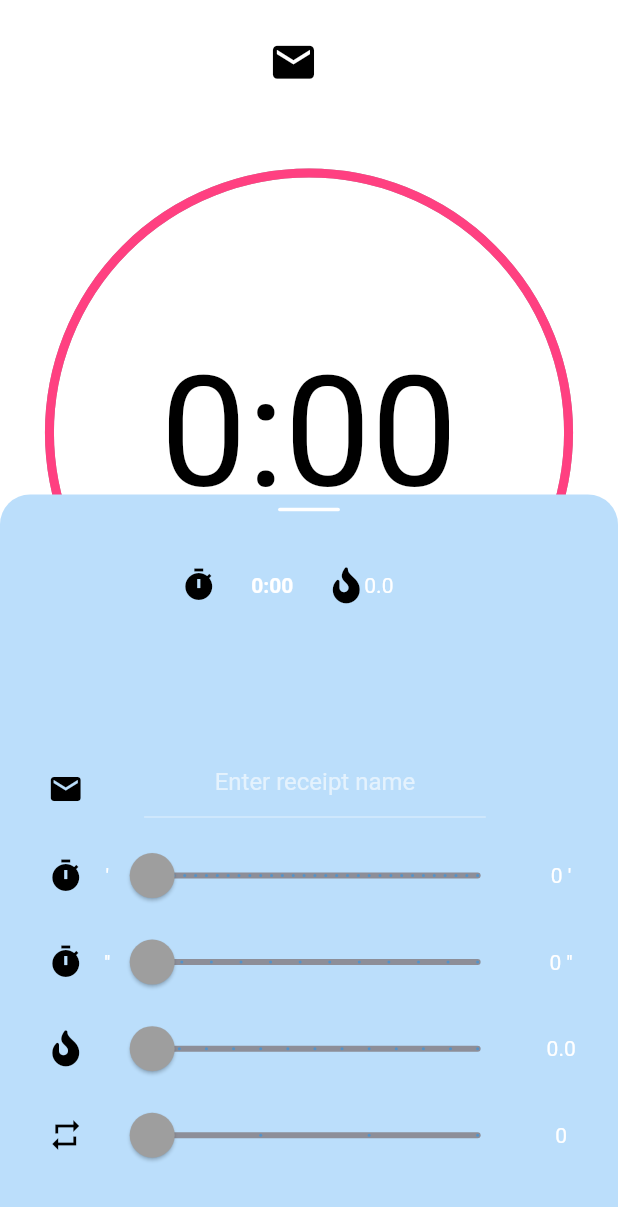
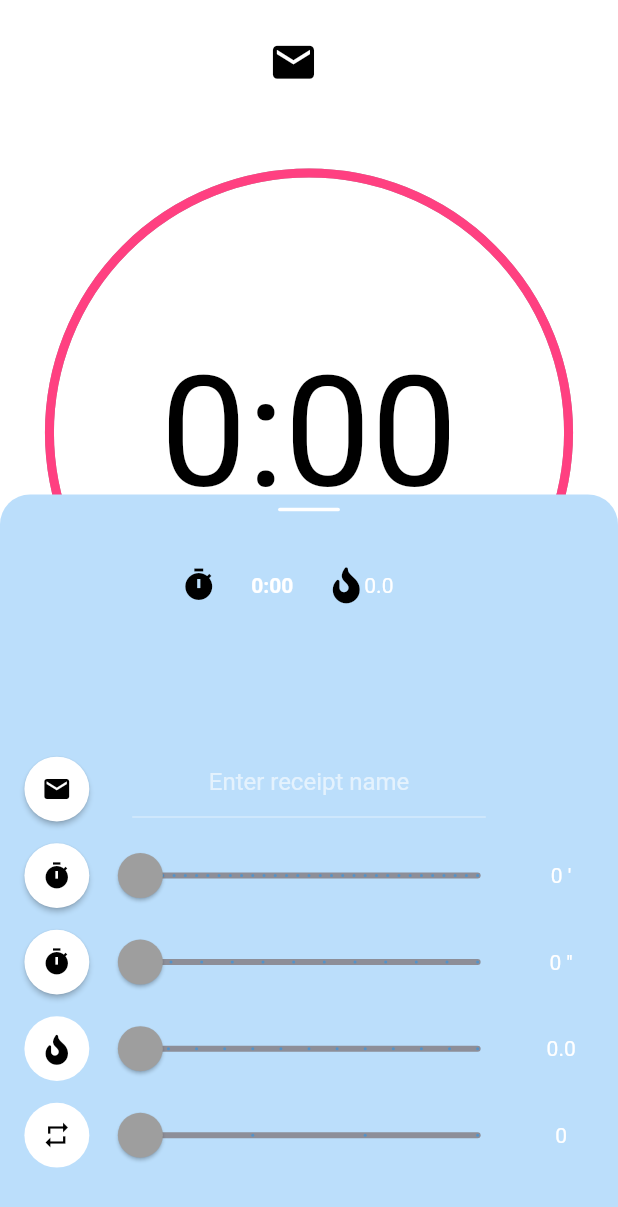
Before and after one commit to niklaskobi/blinchiki, a Flutter app: the screen it shows after launch, after a tap on the "add" icon, on a phone screen of 412 x 824 dp. Shown: the top 1207 px of the screen. Run offline on Flutter 3.47's test engine with Material 2 defaults, Android fonts, the light colour scheme and no system bars; our stand-ins replace flutter_slidable, font_awesome_flutter; statements that could not run were skipped.

Commit message:
add circles and levitation around setting buttons

```diff
--- a/lib/screens/receipt_settings_screen.dart
+++ b/lib/screens/receipt_settings_screen.dart
@@ -133,9 +133,7 @@ class _ReceiptSettingsScreenState extends State<ReceiptSettingsScreen> {
     /// turns row ----------------------------------------------------------------------------------------------------
     TableRow turnsRow = MyTableRow.createTableRow(
       rowHeight: _rowHeight,
-      text1: '',
-      text2: '',
-      text3: '${receipt.durations.length - 1}',
+      text: '${receipt.durations.length - 1}',
       iconData: kTurnsIcon,
       index: index,
       iconFunction: null,
@@ -157,9 +155,7 @@ class _ReceiptSettingsScreenState extends State<ReceiptSettingsScreen> {
     /// steering row --------------------------------------------------------------------------------------------------
     TableRow steeringRow = MyTableRow.createTableRow(
         rowHeight: _rowHeight,
-        text1: '',
-        text2: '',
-        text3: '${receipt.steeringSetting.value}',
+        text: '${receipt.steeringSetting.value}',
         iconData: kFireIcon,
         index: index,
         iconFunction: null,
@@ -180,9 +176,7 @@ class _ReceiptSettingsScreenState extends State<ReceiptSettingsScreen> {
     /// minutes row ---------------------------------------------------------------------------------------------------
     TableRow minutesRow = MyTableRow.createTableRow(
       rowHeight: _rowHeight,
-      text1: '${getTimerIndexStr()}',
-      text2: '\'',
-      text3: '${receipt.getMinutes(_timerIndex)} \'',
+      text: '${receipt.getMinutes(_timerIndex)} \'',
       iconData: kTimerIcon,
       index: index,
       iconFunction: timerOnTap,
@@ -204,9 +198,7 @@ class _ReceiptSettingsScreenState extends State<ReceiptSettingsScreen> {
     /// seconds row ---------------------------------------------------------------------------------------------------
     TableRow secondsRow = MyTableRow.createTableRow(
       rowHeight: _rowHeight,
-      text1: '${getTimerIndexStr()}',
-      text2: '\'\'',
-      text3: '${receipt.getSeconds(_timerIndex)} \'\'',
+      text: '${receipt.getSeconds(_timerIndex)} \'\'',
       iconData: kTimerIcon,
       index: index,
       iconFunction: timerOnTap,
@@ -309,9 +301,7 @@ class _ReceiptSettingsScreenState extends State<ReceiptSettingsScreen> {
     /// seconds row ---------------------------------------------------------------------------------------------------
     TableRow textFieldRow = MyTableRow.createTableRow(
       rowHeight: _rowHeight,
-      text1: '',
-      text2: '',
-      text3: '',
+      text: '',
       iconData: iconDataSpec.getIconData(receipt.iconId),
       index: index,
       iconFunction: () async {
@@ -326,11 +316,9 @@ class _ReceiptSettingsScreenState extends State<ReceiptSettingsScreen> {
       padding: EdgeInsets.only(top: screenHeight * 0.03),
       child: Table(
         columnWidths: {
-          0: FractionColumnWidth(0.03),
-          1: FractionColumnWidth(0.12),
-          2: FractionColumnWidth(0.02),
-          3: FractionColumnWidth(0.68),
-          4: FractionColumnWidth(0.15),
+          0: FractionColumnWidth(0.15),
+          1: FractionColumnWidth(0.7),
+          2: FractionColumnWidth(0.15),
         },
         children: [textFieldRow, minutesRow, secondsRow, steeringRow, turnsRow],
       ),
--- a/lib/widgets/table_row.dart
+++ b/lib/widgets/table_row.dart
@@ -3,9 +3,7 @@ import 'package:flutter/material.dart';
 class MyTableRow {
   static TableRow createTableRow({
     double rowHeight,
-    String text1,
-    String text2,
-    String text3,
+    String text,
     IconData iconData,
     int index,
     Function iconFunction,
@@ -17,28 +15,40 @@ class MyTableRow {
         Container(
             height: rowHeight,
             child: Align(
-                alignment: Alignment.center,
-                child: Text(
-                  text1,
-                  style: TextStyle(fontSize: 13),
-                ))),
-        Container(
-            height: rowHeight,
-            child: Align(
               alignment: Alignment.center,
-              child: Container(
-                child: IconButton(
-                  icon: Icon(iconData),
-                  onPressed: () {
-                    iconFunction();
-                  },
-                ),
-              ),
+              child: myIconButton(iconData, iconFunction, rowHeight * 0.75),
             )),
-        Container(height: rowHeight, child: Align(alignment: Alignment.center, child: Text(text2))),
         widget,
-        Container(height: rowHeight, child: Align(alignment: Alignment.center, child: Text(text3))),
+        Container(height: rowHeight, child: Align(alignment: Alignment.center, child: Text(text))),
       ],
     );
   }
+
+  static Widget myIconButton0(IconData iconData, Function onPressed, width) {
+    return Container(
+      child: IconButton(icon: Icon(iconData, color: Colors.black), onPressed: onPressed),
+    );
+  }
+
+  static Widget myIconButton(IconData iconData, Function onPressed, width) {
+    return Container(
+      width: width,
+      child: Material(
+        shape: CircleBorder(),
+        color: Colors.white,
+        elevation: onPressed == null ? 0 : 1.5,
+        child: Ink(
+          //width: 50,
+          //height: 50,
+          //decoration: const ShapeDecoration(shape: CircleBorder(), color: Colors.lightBlueAccent),
+          child: IconButton(
+            icon: Icon(iconData, color: Colors.black),
+            color: Colors.black,
+            onPressed: onPressed,
+            iconSize: 20,
+          ),
+        ),
+      ),
+    );
+  }
 }
```
